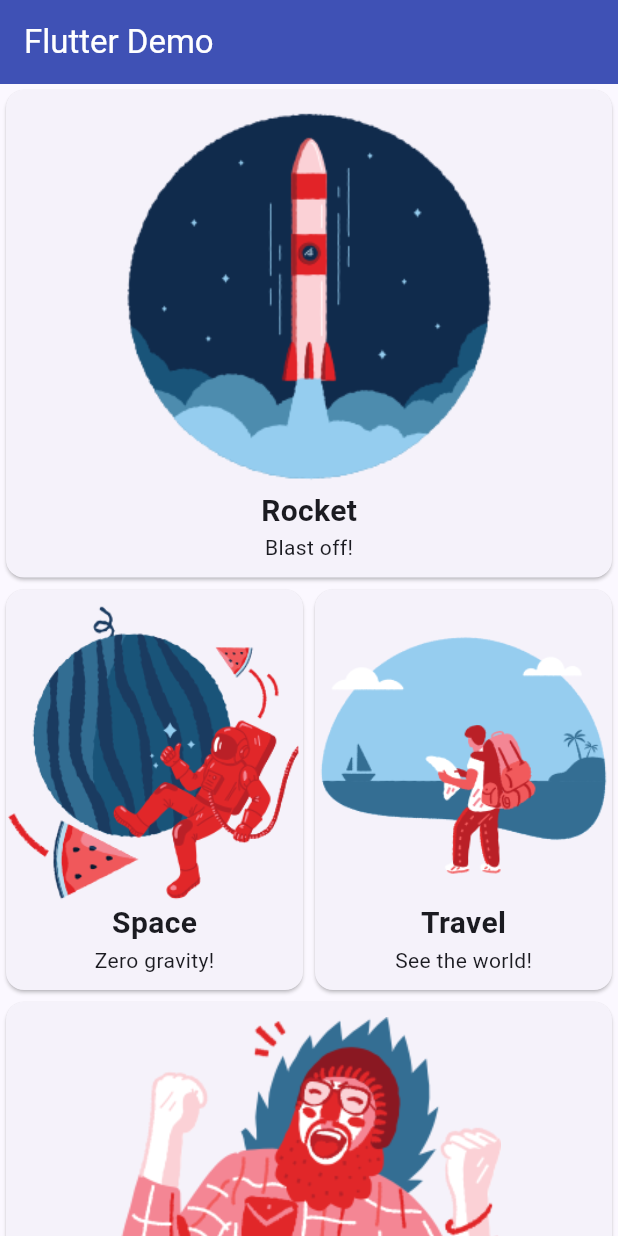
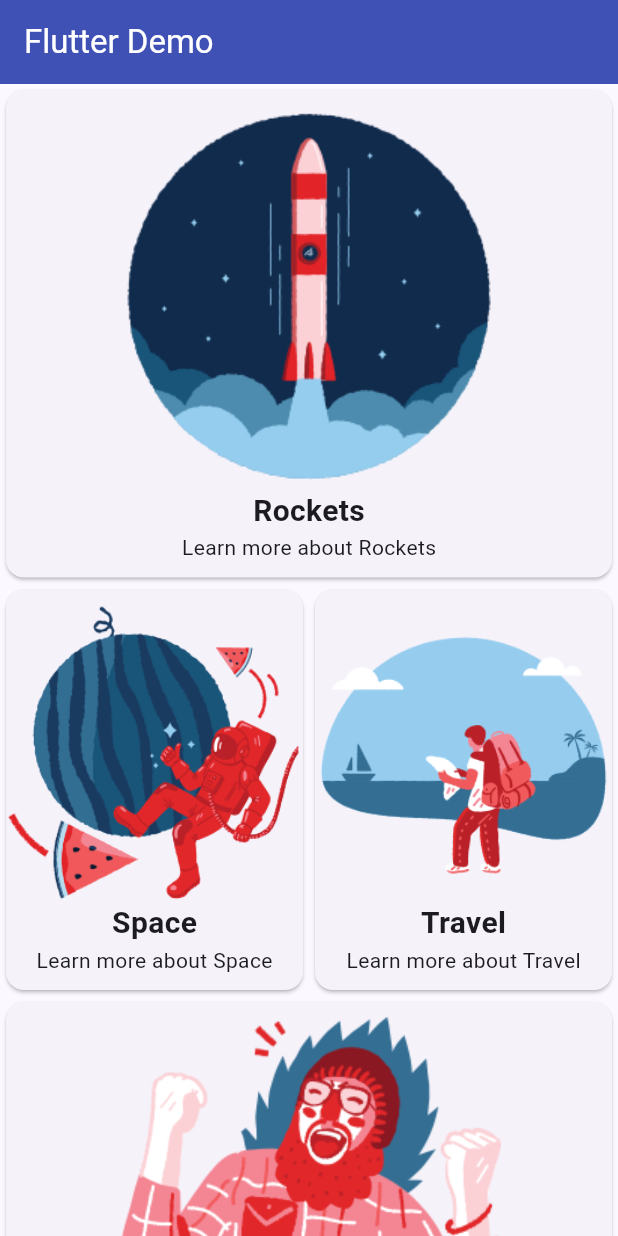
Before and after one commit to noliveira95/spacely, a Flutter app: the screen it shows after launch, on a phone screen of 412 x 824 dp. Run offline on Flutter 3.47's test engine with Material 3 defaults, Android fonts, the light colour scheme and no system bars.

Commit message:
refactor: add conditions for description

```diff
--- a/lib/classes/card_class.dart
+++ b/lib/classes/card_class.dart
@@ -1,10 +1,10 @@
 class CardClass {
   CardClass({
     required this.title,
-    required this.description,
+    this.description,
     required this.image,
   });
   String title;
-  String description;
+  String? description;
   String image;
 }
--- a/lib/pages/home.dart
+++ b/lib/pages/home.dart
@@ -18,8 +18,7 @@ class HomePage extends StatelessWidget {
           children: [
             CardWidget(
               content: CardClass(
-                title: 'Rocket',
-                description: 'Blast off!',
+                title: 'Rockets',
                 image: 'images/rocket.png',
               ),
             ),
@@ -29,7 +28,6 @@ class HomePage extends StatelessWidget {
                   child: CardWidget(
                     content: CardClass(
                       title: 'Space',
-                      description: 'Zero gravity!',
                       image: 'images/space.png',
                     ),
                   ),
@@ -38,7 +36,6 @@ class HomePage extends StatelessWidget {
                   child: CardWidget(
                     content: CardClass(
                       title: 'Travel',
-                      description: 'See the world!',
                       image: 'images/travel.png',
                     ),
                   ),
--- a/lib/widgets/card_widget.dart
+++ b/lib/widgets/card_widget.dart
@@ -29,7 +29,7 @@ class CardWidget extends StatelessWidget {
               ),
             ),
             Text(
-              content.description,
+              content.description ?? 'Learn more about ${content.title}',
             ),
           ],
         ),
```
